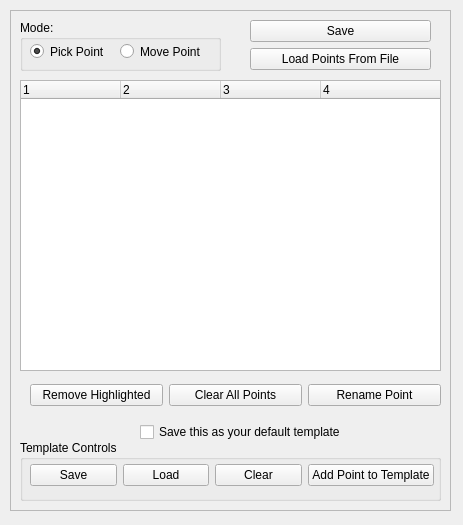
cnr-isti-vclab/meshlab, file src/meshlabplugins/edit_pickpoints/pickpointsDialog.ui: the form before one commit.
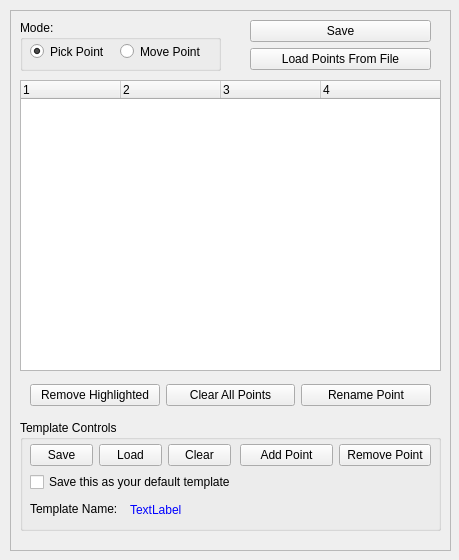
The form after the commit.

Commit message: updates to the ui to make the use of templates a little more intuitive.  Added a button to remove points from a template as well as a label to tell what template you are using

```diff
--- a/src/meshlabplugins/edit_pickpoints/pickpointsDialog.ui
+++ b/src/meshlabplugins/edit_pickpoints/pickpointsDialog.ui
@@ -5,8 +5,8 @@
    <rect>
     <x>0</x>
     <y>0</y>
-    <width>463</width>
-    <height>525</height>
+    <width>459</width>
+    <height>560</height>
    </rect>
   </property>
   <property name="windowTitle" >
@@ -18,7 +18,7 @@
      <x>10</x>
      <y>10</y>
      <width>441</width>
-     <height>501</height>
+     <height>541</height>
     </rect>
    </property>
    <property name="frameShape" >
@@ -32,7 +32,7 @@
      <rect>
       <x>20</x>
       <y>370</y>
-      <width>411</width>
+      <width>401</width>
       <height>30</height>
      </rect>
     </property>
@@ -165,24 +165,126 @@
     <property name="geometry" >
      <rect>
       <x>10</x>
-      <y>430</y>
+      <y>410</y>
       <width>421</width>
-      <height>61</height>
+      <height>111</height>
      </rect>
     </property>
     <property name="title" >
      <string>Template Controls</string>
     </property>
-    <widget class="QWidget" name="layoutWidget" >
+    <widget class="QCheckBox" name="defaultTemplateCheckBox" >
      <property name="geometry" >
       <rect>
        <x>10</x>
+       <y>50</y>
+       <width>211</width>
+       <height>24</height>
+      </rect>
+     </property>
+     <property name="text" >
+      <string>Save this as your default template</string>
+     </property>
+    </widget>
+    <widget class="QLabel" name="label" >
+     <property name="geometry" >
+      <rect>
+       <x>10</x>
+       <y>80</y>
+       <width>111</width>
+       <height>18</height>
+      </rect>
+     </property>
+     <property name="text" >
+      <string>Template Name:</string>
+     </property>
+    </widget>
+    <widget class="QLabel" name="templateNameLabel" >
+     <property name="geometry" >
+      <rect>
+       <x>110</x>
+       <y>80</y>
+       <width>291</width>
+       <height>20</height>
+      </rect>
+     </property>
+     <property name="palette" >
+      <palette>
+       <active>
+        <colorrole role="WindowText" >
+         <brush brushstyle="SolidPattern" >
+          <color alpha="255" >
+           <red>0</red>
+           <green>0</green>
+           <blue>255</blue>
+          </color>
+         </brush>
+        </colorrole>
+       </active>
+       <inactive>
+        <colorrole role="WindowText" >
+         <brush brushstyle="SolidPattern" >
+          <color alpha="255" >
+           <red>0</red>
+           <green>0</green>
+           <blue>255</blue>
+          </color>
+         </brush>
+        </colorrole>
+       </inactive>
+       <disabled>
+        <colorrole role="WindowText" >
+         <brush brushstyle="SolidPattern" >
+          <color alpha="255" >
+           <red>127</red>
+           <green>125</green>
+           <blue>123</blue>
+          </color>
+         </brush>
+        </colorrole>
+       </disabled>
+      </palette>
+     </property>
+     <property name="text" >
+      <string>TextLabel</string>
+     </property>
+    </widget>
+    <widget class="QWidget" name="" >
+     <property name="geometry" >
+      <rect>
+       <x>220</x>
        <y>20</y>
-       <width>404</width>
+       <width>191</width>
        <height>30</height>
       </rect>
      </property>
-     <layout class="QHBoxLayout" >
+     <layout class="QHBoxLayout" name="horizontalLayout_2" >
+      <item>
+       <widget class="QPushButton" name="addPointToTemplateButton" >
+        <property name="text" >
+         <string>Add Point</string>
+        </property>
+       </widget>
+      </item>
+      <item>
+       <widget class="QPushButton" name="removePointFromTemplateButton" >
+        <property name="text" >
+         <string>Remove Point</string>
+        </property>
+       </widget>
+      </item>
+     </layout>
+    </widget>
+    <widget class="QWidget" name="" >
+     <property name="geometry" >
+      <rect>
+       <x>10</x>
+       <y>20</y>
+       <width>201</width>
+       <height>30</height>
+      </rect>
+     </property>
+     <layout class="QHBoxLayout" name="horizontalLayout" >
       <item>
        <widget class="QPushButton" name="saveTemplateButton" >
         <property name="text" >
@@ -204,29 +306,9 @@
         </property>
        </widget>
       </item>
-      <item>
-       <widget class="QPushButton" name="addPointToTemplateButton" >
-        <property name="text" >
-         <string>Add Point to Template</string>
-        </property>
-       </widget>
-      </item>
      </layout>
     </widget>
    </widget>
-   <widget class="QCheckBox" name="defaultTemplateCheckBox" >
-    <property name="geometry" >
-     <rect>
-      <x>130</x>
-      <y>410</y>
-      <width>211</width>
-      <height>24</height>
-     </rect>
-    </property>
-    <property name="text" >
-     <string>Save this as your default template</string>
-    </property>
-   </widget>
   </widget>
  </widget>
  <resources/>
```
The commit also changes 2 other files.
